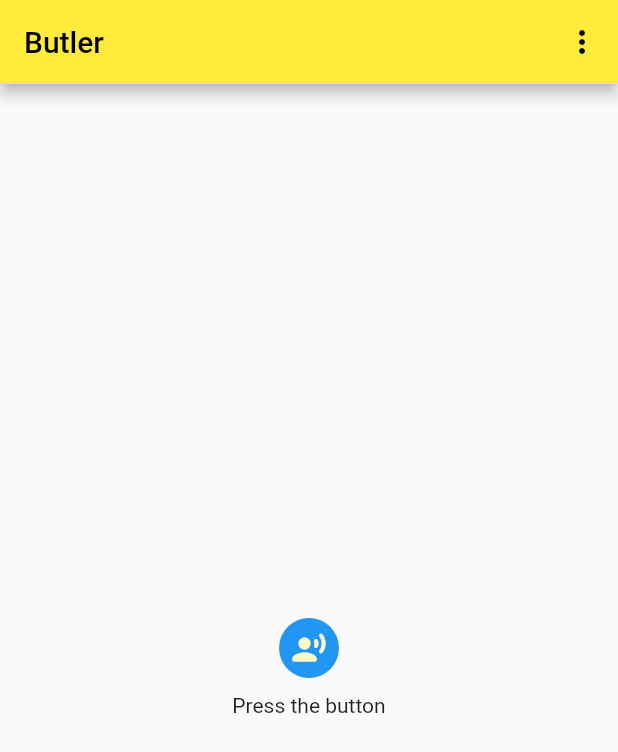
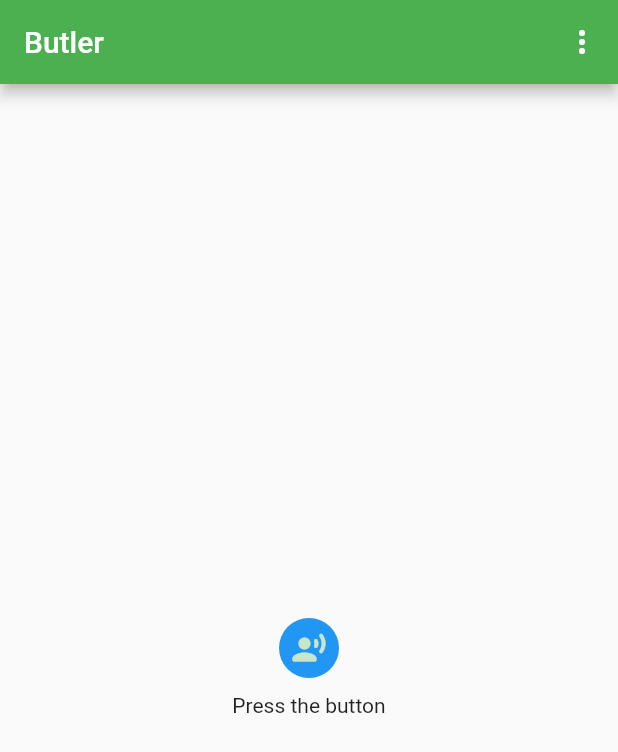
Before and after one commit to ServerSideClient/butler, a Flutter app: the screen it shows after launch, on a phone screen of 412 x 824 dp. Shown: the top 752 px of the screen. Run offline on Flutter 3.47's test engine with Material 2 defaults, Android fonts, the light colour scheme and no system bars; our stand-ins replace flutter_dotenv, geocoding, open_file, permission_handler, shared_preferences; missing offline and left inert: alarm, flutter_system_ringtones, logging_appenders, porcupine_flutter, rhino_flutter.

Commit message:
master: main.dart centered and switched primarySwatch from yellow to green

```diff
--- a/lib/main.dart
+++ b/lib/main.dart
@@ -40,10 +40,11 @@ class MyApp extends StatelessWidget {
     return MaterialApp(
       title: 'Butler',
       theme: ThemeData(
-        primarySwatch: Colors.yellow,
+        primarySwatch: Colors.green,
       ),
       home: const DefaultLayout(
           title: "Butler",
+          centered: true,
           topBarActions: [TopBarDropdown()],
           children: [HomeView()]),
     );
```
